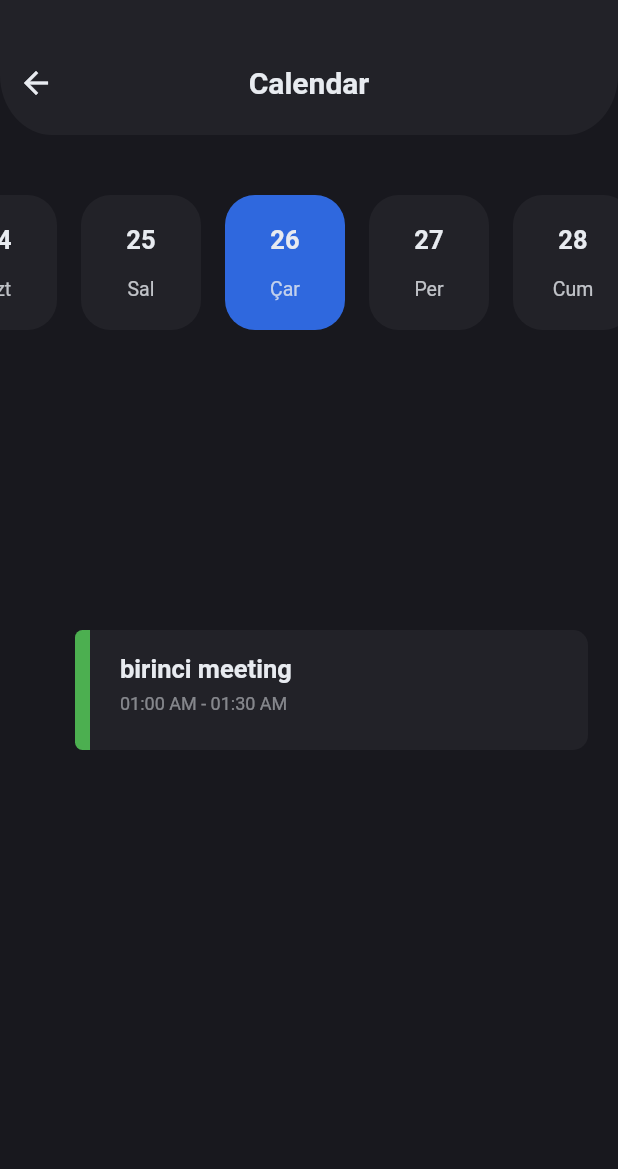
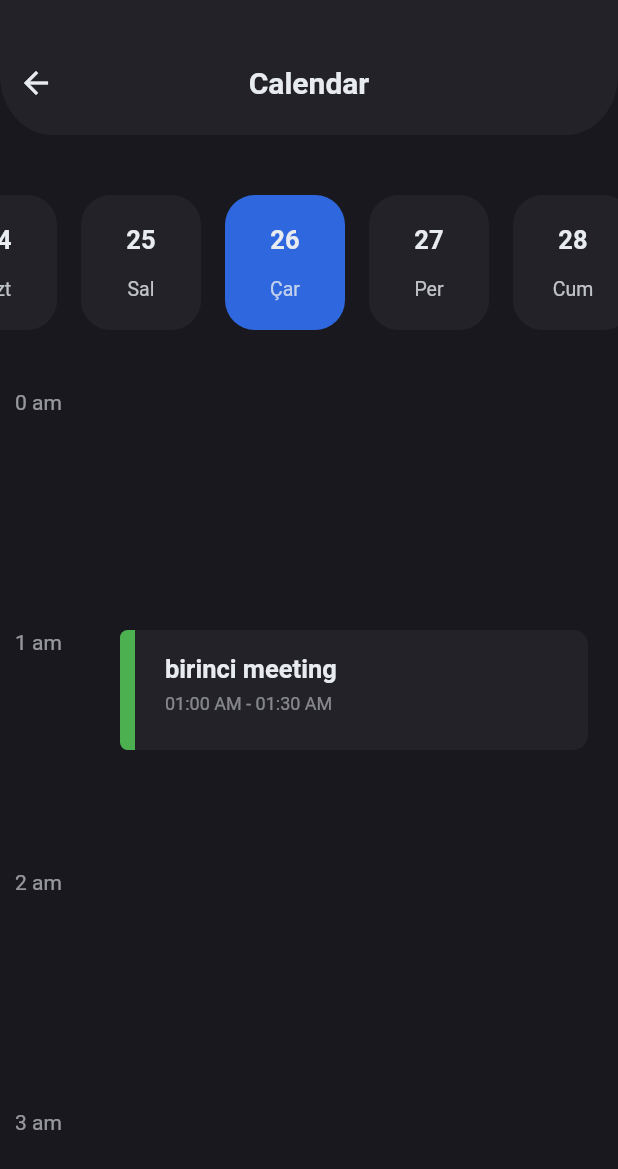
Before and after one commit to oguzhan2142/todo, a Flutter app: the CalendarScreen screen opened directly, on a phone screen of 412 x 824 dp. Shown: the top 1169 px of the screen. Run offline on Flutter 3.47's test engine with Material 2 defaults, Android fonts, the phone set to English and light mode, and no system bars; our stand-ins replace flutter_mobx, font_awesome_flutter, mobx, pie_chart, sleek_circular_slider; generated files the repository leaves out were written again.

Commit message:
create timeline branch

```diff
--- a/lib/screens/calendar_screen/widgets/timeline.dart
+++ b/lib/screens/calendar_screen/widgets/timeline.dart
@@ -63,7 +63,7 @@ class _TimeLineState extends State<TimeLine> {
             flex: diff,
             fit: FlexFit.tight,
             child: Container(
-              margin: EdgeInsets.only(left: 50, right: 20),
+              margin: EdgeInsets.only(left: 80, right: 20),
               width: double.infinity,
               decoration: BoxDecoration(
                 borderRadius: BorderRadius.circular(10),
@@ -138,6 +138,13 @@ class _TimeLineState extends State<TimeLine> {
                 var height = index % 2 == 0 ? labelHeight : cardHeight;
                 if (index % 2 == 0) {
                   var hour = index ~/ 2;
+                  var buffer = StringBuffer(hour.toString());
+
+                  if (hour > 12) {
+                    buffer.write(' pm');
+                  } else {
+                    buffer.write(' am');
+                  }
 
                   return Container(
                     margin: EdgeInsets.symmetric(horizontal: 10),
@@ -145,9 +152,9 @@ class _TimeLineState extends State<TimeLine> {
                     height: height,
                     // color: Colors.red,
                     child: Text(
-                      '',
+                      buffer.toString(),
                       style: TextStyle(
-                        color: AppColor.white,
+                        color: AppColor.white.withOpacity(0.6),
                       ),
                     ),
                   );
```
